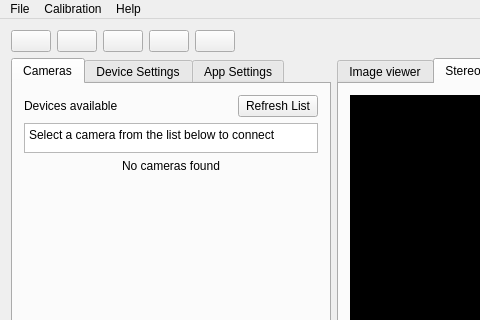
i3drobotics/stereo-vision-toolkit, file src/mainwindow.ui: the form before one commit; both pictures show x 0 to 480 and y 0 to 320 of the 1200 by 800 pixel window.
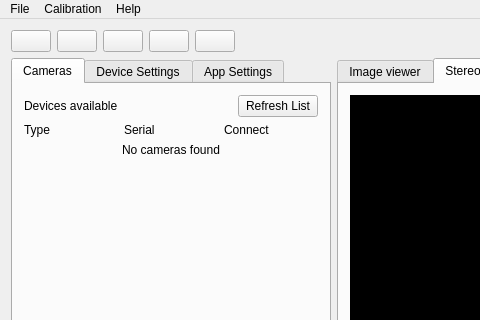
The form after the commit.

Commit message: change camera control interface (in progress)

Diff of the .ui file:
```diff
--- a/src/mainwindow.ui
+++ b/src/mainwindow.ui
@@ -365,7 +365,7 @@
             </attribute>
             <layout class="QGridLayout" name="gridLayout_3">
              <item row="0" column="0">
-              <layout class="QVBoxLayout" name="verticalLayout_2" stretch="0,0,1">
+              <layout class="QVBoxLayout" name="verticalLayout_2" stretch="0,1">
                <item>
                 <layout class="QHBoxLayout" name="horizontalLayout_2" stretch="1,0">
                  <item>
@@ -391,32 +391,35 @@
                 </layout>
                </item>
                <item>
-                <widget class="QPlainTextEdit" name="plainTextEdit">
-                 <property name="enabled">
-                  <bool>true</bool>
-                 </property>
-                 <property name="sizePolicy">
-                  <sizepolicy hsizetype="Expanding" vsizetype="Minimum">
-                   <horstretch>0</horstretch>
-                   <verstretch>0</verstretch>
-                  </sizepolicy>
-                 </property>
-                 <property name="maximumSize">
-                  <size>
-                   <width>16777215</width>
-                   <height>30</height>
-                  </size>
-                 </property>
-                 <property name="readOnly">
-                  <bool>true</bool>
-                 </property>
-                 <property name="plainText">
-                  <string>Select a camera from the list below to connect</string>
-                 </property>
-                </widget>
-               </item>
-               <item>
-                <layout class="QVBoxLayout" name="LayoutCameraList">
+                <layout class="QVBoxLayout" name="layoutCameraList">
+                 <item>
+                  <layout class="QGridLayout" name="gridLayoutCameraList">
+                   <property name="topMargin">
+                    <number>0</number>
+                   </property>
+                   <item row="0" column="0">
+                    <widget class="QLabel" name="label">
+                     <property name="text">
+                      <string>Type</string>
+                     </property>
+                    </widget>
+                   </item>
+                   <item row="0" column="1">
+                    <widget class="QLabel" name="label_5">
+                     <property name="text">
+                      <string>Serial</string>
+                     </property>
+                    </widget>
+                   </item>
+                   <item row="0" column="2">
+                    <widget class="QLabel" name="label_6">
+                     <property name="text">
+                      <string>Connect</string>
+                     </property>
+                    </widget>
+                   </item>
+                  </layout>
+                 </item>
                  <item>
                   <widget class="QLabel" name="lblNoCameras">
                    <property name="sizePolicy">
```
Left out of the diff: 7 changed lines with no effect on the pictures. The commit also changes 21 other files.
